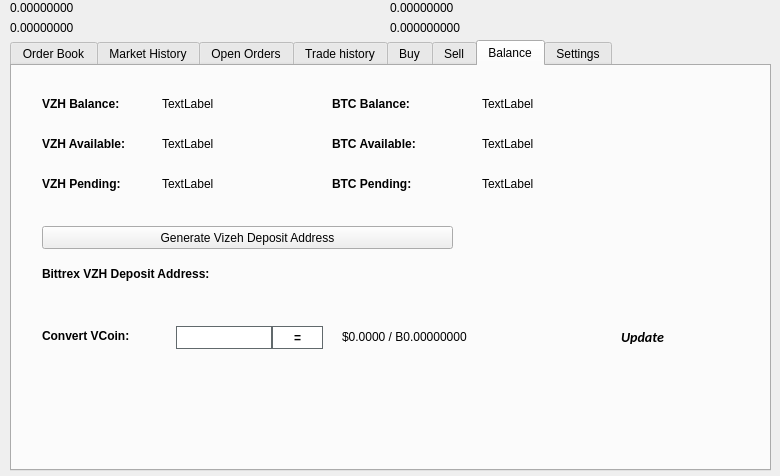
First picture: the form in src/qt/forms/tradingdialog.ui, repository wtomtom/vizeh, before the edit.
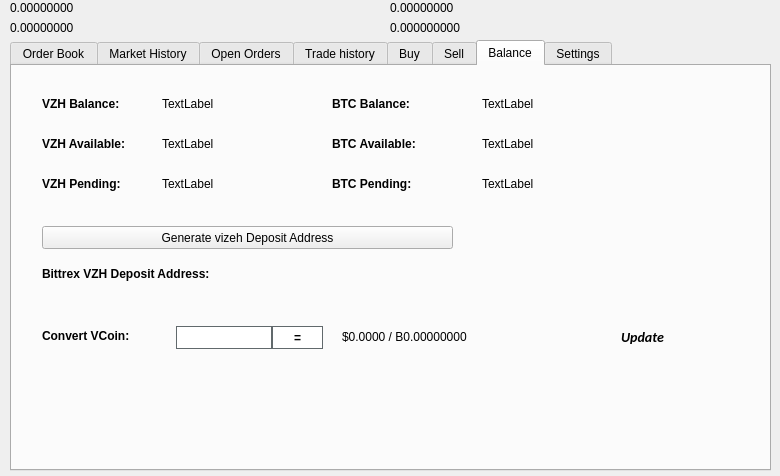
Second picture: the form after the edit. The open tabs and pages were chosen to show the change. Icons and pictures are not drawn.

```diff
--- a/src/qt/forms/tradingdialog.ui
+++ b/src/qt/forms/tradingdialog.ui
@@ -2941,7 +2941,7 @@
       </rect>
      </property>
      <property name="text">
-      <string>Generate Vizeh Deposit Address</string>
+      <string>Generate vizeh Deposit Address</string>
      </property>
      <property name="icon">
       <iconset resource="../Vizeh.qrc">
```
Left out of the diff: 14 changed lines with no effect on the pictures.
